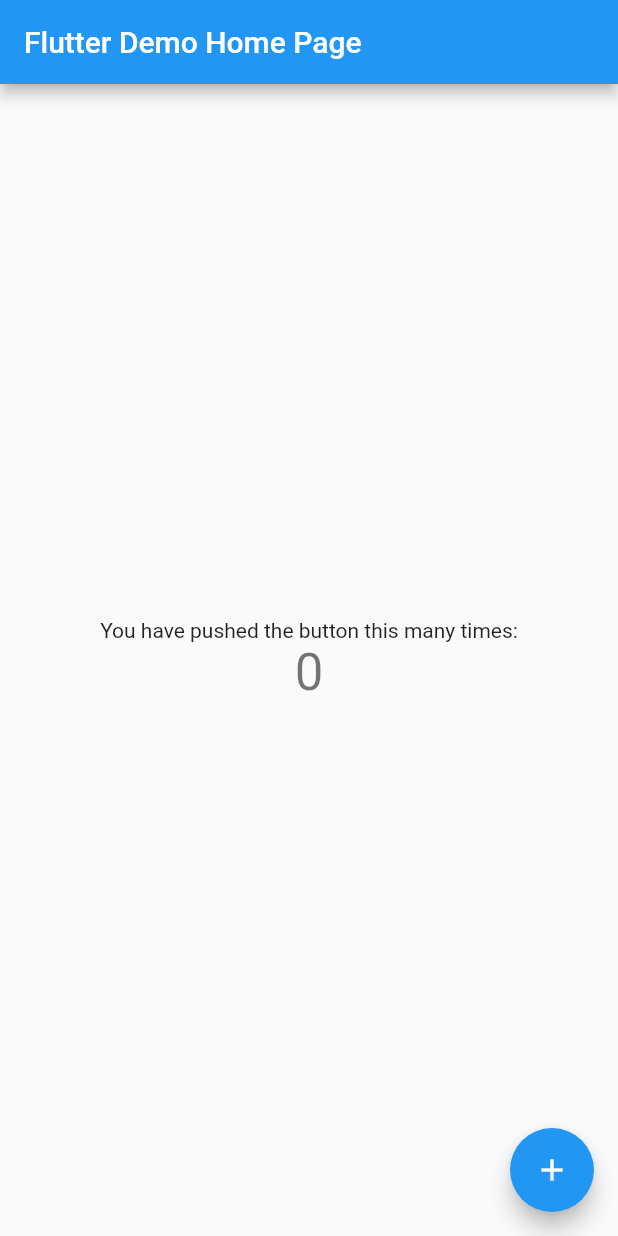
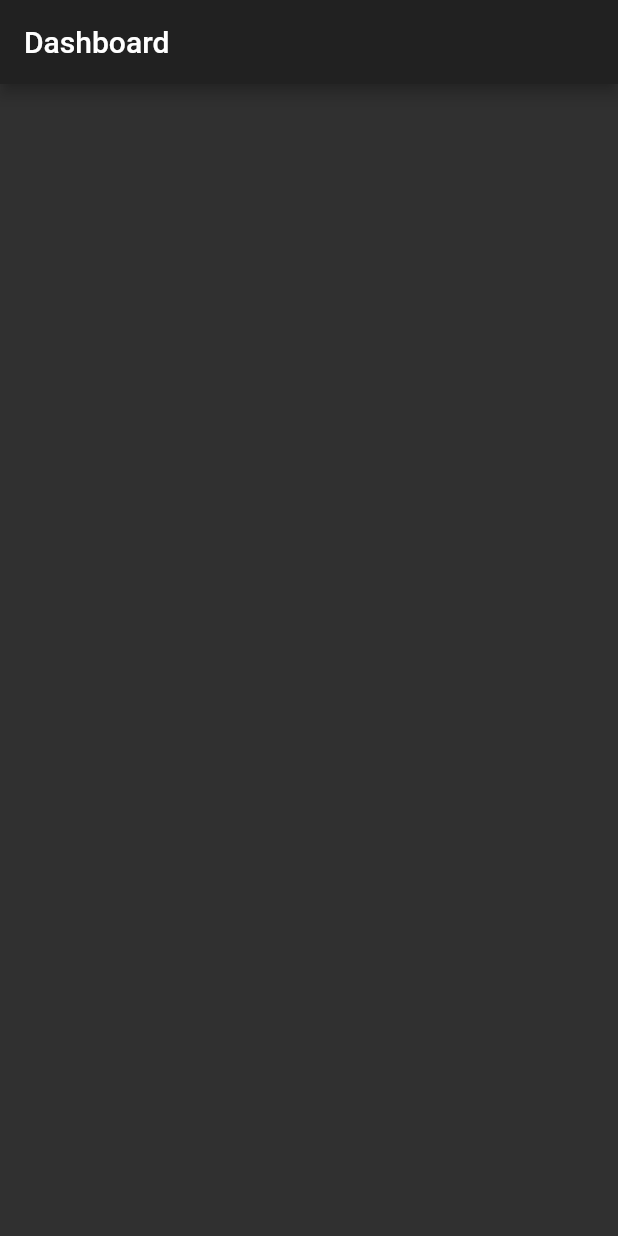
Before and after one commit to cdudit/suis-je-sam, a Flutter app: the screen it shows after launch, on a phone screen of 412 x 824 dp. Run offline on Flutter 3.47's test engine with Material 2 defaults, Android fonts, the phone set to English and light mode, and no system bars.

Commit message:
gestion du mode sombre

```diff
--- a/lib/main.dart
+++ b/lib/main.dart
@@ -5,39 +5,26 @@
 }
 
 class MyApp extends StatelessWidget {
-  // This widget is the root of your application.
   @override
   Widget build(BuildContext context) {
     return MaterialApp(
+      debugShowCheckedModeBanner: false,
       title: 'Flutter Demo',
       theme: ThemeData(
-        // This is the theme of your application.
-        //
-        // Try running your application with "flutter run". You'll see the
-        // application has a blue toolbar. Then, without quitting the app, try
-        // changing the primarySwatch below to Colors.green and then invoke
-        // "hot reload" (press "r" in the console where you ran "flutter run",
-        // or simply save your changes to "hot reload" in a Flutter IDE).
-        // Notice that the counter didn't reset back to zero; the application
-        // is not restarted.
         primarySwatch: Colors.blue,
+        brightness: Brightness.light
       ),
-      home: MyHomePage(title: 'Flutter Demo Home Page'),
+      darkTheme: ThemeData(
+        brightness: Brightness.dark
+      ),
+      themeMode: ThemeMode.dark,
+      home: MyHomePage(title: 'Dashboard'),
     );
   }
 }
 
 class MyHomePage extends StatefulWidget {
   MyHomePage({Key key, this.title}) : super(key: key);
-
-  // This widget is the home page of your application. It is stateful, meaning
-  // that it has a State object (defined below) that contains fields that affect
-  // how it looks.
-
-  // This class is the configuration for the state. It holds the values (in this
-  // case the title) provided by the parent (in this case the App widget) and
-  // used by the build method of the State. Fields in a Widget subclass are
-  // always marked "final".
 
   final String title;
 
@@ -46,68 +33,15 @@
 }
 
 class _MyHomePageState extends State<MyHomePage> {
-  int _counter = 0;
-
-  void _incrementCounter() {
-    setState(() {
-      // This call to setState tells the Flutter framework that something has
-      // changed in this State, which causes it to rerun the build method below
-      // so that the display can reflect the updated values. If we changed
-      // _counter without calling setState(), then the build method would not be
-      // called again, and so nothing would appear to happen.
-      _counter++;
-    });
-  }
-
   @override
   Widget build(BuildContext context) {
-    // This method is rerun every time setState is called, for instance as done
-    // by the _incrementCounter method above.
-    //
-    // The Flutter framework has been optimized to make rerunning build methods
-    // fast, so that you can just rebuild anything that needs updating rather
-    // than having to individually change instances of widgets.
     return Scaffold(
       appBar: AppBar(
-        // Here we take the value from the MyHomePage object that was created by
-        // the App.build method, and use it to set our appbar title.
         title: Text(widget.title),
       ),
       body: Center(
-        // Center is a layout widget. It takes a single child and positions it
-        // in the middle of the parent.
-        child: Column(
-          // Column is also a layout widget. It takes a list of children and
-          // arranges them vertically. By default, it sizes itself to fit its
-          // children horizontally, and tries to be as tall as its parent.
-          //
-          // Invoke "debug painting" (press "p" in the console, choose the
-          // "Toggle Debug Paint" action from the Flutter Inspector in Android
-          // Studio, or the "Toggle Debug Paint" command in Visual Studio Code)
-          // to see the wireframe for each widget.
-          //
-          // Column has various properties to control how it sizes itself and
-          // how it positions its children. Here we use mainAxisAlignment to
-          // center the children vertically; the main axis here is the vertical
-          // axis because Columns are vertical (the cross axis would be
-          // horizontal).
-          mainAxisAlignment: MainAxisAlignment.center,
-          children: <Widget>[
-            Text(
-              'You have pushed the button this many times:',
-            ),
-            Text(
-              '$_counter',
-              style: Theme.of(context).textTheme.headline4,
-            ),
-          ],
-        ),
+
       ),
-      floatingActionButton: FloatingActionButton(
-        onPressed: _incrementCounter,
-        tooltip: 'Increment',
-        child: Icon(Icons.add),
-      ), // This trailing comma makes auto-formatting nicer for build methods.
     );
   }
 }
```
